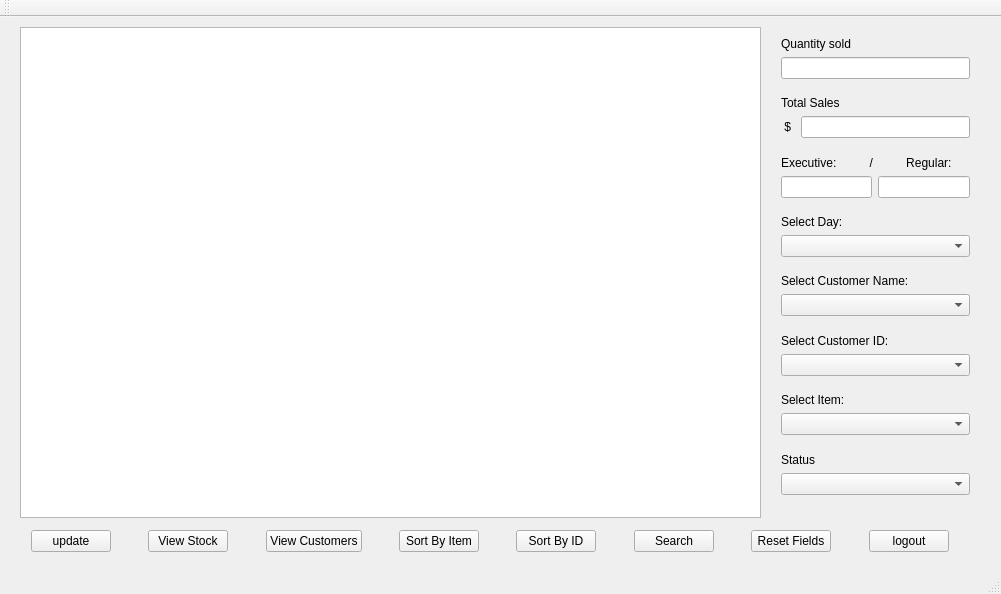
Above: project2/mainwindow.ui from Jonjy/CS-1C-project-2 before the change. Below: the same form after it.
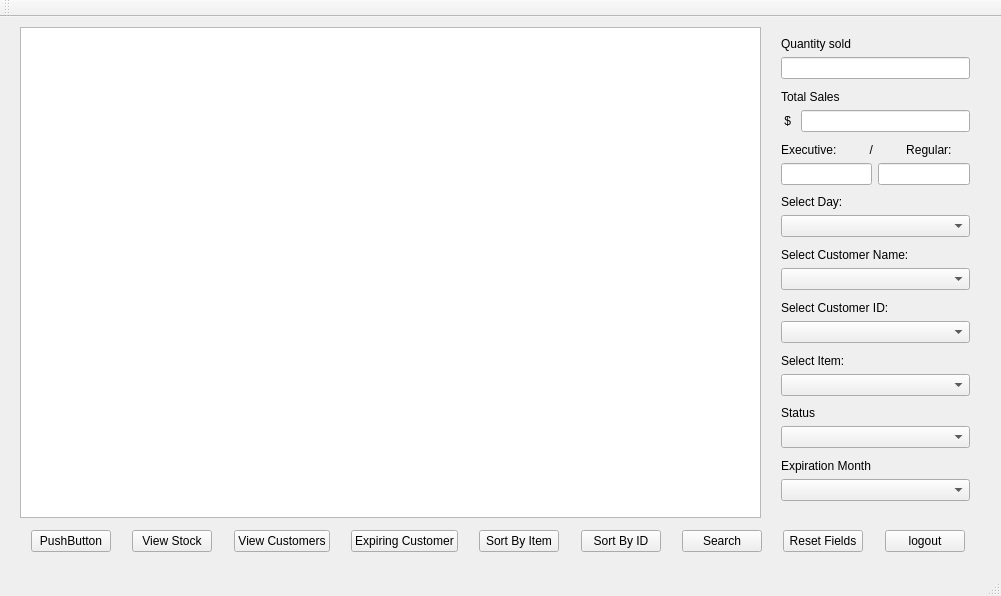
That is the form after the change. Icons and pictures are not drawn.

The edit to the form file:
```diff
--- a/project2/mainwindow.ui
+++ b/project2/mainwindow.ui
@@ -7,7 +7,7 @@
     <x>0</x>
     <y>0</y>
     <width>1001</width>
-    <height>594</height>
+    <height>596</height>
    </rect>
   </property>
   <property name="windowTitle">
@@ -1624,9 +1624,9 @@
       </property>
       <layout class="QHBoxLayout" name="horizontalLayout">
        <item>
-        <widget class="QPushButton" name="pushButton_26">
+        <widget class="QPushButton" name="pushButton_27">
          <property name="text">
-          <string>update</string>
+          <string>PushButton</string>
          </property>
         </widget>
        </item>
@@ -1670,6 +1670,26 @@
          </property>
         </widget>
        </item>
+       <item>
+        <spacer name="horizontalSpacer">
+         <property name="orientation">
+          <enum>Qt::Horizontal</enum>
+         </property>
+         <property name="sizeHint" stdset="0">
+          <size>
+           <width>40</width>
+           <height>20</height>
+          </size>
+         </property>
+        </spacer>
+       </item>
+       <item>
+        <widget class="QPushButton" name="pushButton_26">
+         <property name="text">
+          <string>Expiring Customer</string>
+         </property>
+        </widget>
+       </item>
        <item>
         <spacer name="horizontalSpacer_8">
          <property name="orientation">
@@ -1984,6 +2004,29 @@
        <item>
         <widget class="QComboBox" name="statusBox"/>
        </item>
+       <item>
+        <spacer name="verticalSpacer_9">
+         <property name="orientation">
+          <enum>Qt::Vertical</enum>
+         </property>
+         <property name="sizeHint" stdset="0">
+          <size>
+           <width>20</width>
+           <height>40</height>
+          </size>
+         </property>
+        </spacer>
+       </item>
+       <item>
+        <widget class="QLabel" name="label_37">
+         <property name="text">
+          <string>Expiration Month</string>
+         </property>
+        </widget>
+       </item>
+       <item>
+        <widget class="QComboBox" name="monthBox"/>
+       </item>
        <item>
         <spacer name="verticalSpacer_2">
          <property name="orientation">
```
Left out of the diff: 45 changed lines with no effect on the pictures.
